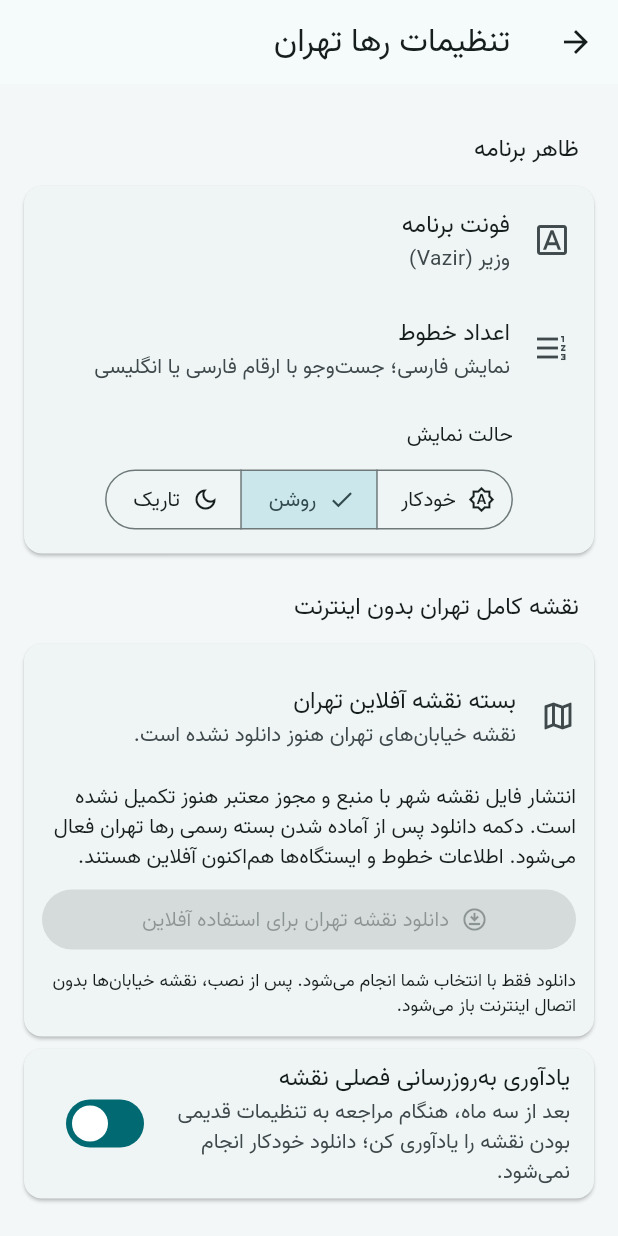
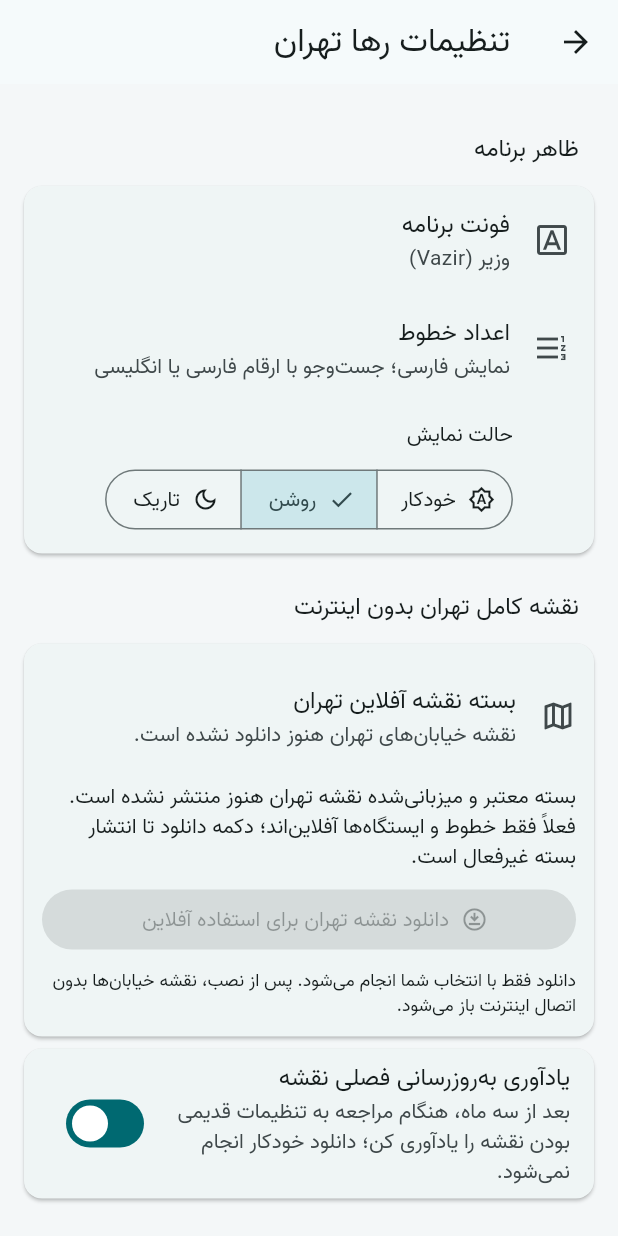
Before and after one commit to Hosseinronaghi/Tehran-Transit, a Flutter app: the RahaSettingsPage screen opened directly with empty values, on a phone screen of 412 x 824 dp. Run offline on Flutter 3.47's test engine with Material 3 defaults, Android fonts, the phone set to English and light mode, and no system bars; our stand-ins replace flutter_map, latlong2, shared_preferences, sqflite; missing offline and left inert: flutter_map_mbtiles; accounts and stored records are empty.

Commit message:
Add manual quarterly offline map catalog checks and avoid downloading unchanged versions

```diff
--- a/lib/raha_settings.dart
+++ b/lib/raha_settings.dart
@@ -165,16 +165,41 @@ class _RahaSettingsPageState extends State<RahaSettingsPage> {
                         'در صورت انتشار بسته جدید، آن را بررسی کنید.',
                       ),
                     ),
-                  if (!offline.downloadable)
+                  if (!offline.canCheck)
                     const Padding(
                       padding: EdgeInsets.symmetric(vertical: 8),
                       child: Text(
-                        'انتشار فایل نقشه شهر با منبع و مجوز معتبر هنوز '
-                        'تکمیل نشده است. دکمه دانلود پس از آماده شدن '
-                        'بسته رسمی رها تهران فعال می‌شود. '
-                        'اطلاعات خطوط و ایستگاه‌ها هم‌اکنون آفلاین هستند.',
+                        'بسته معتبر و میزبانی‌شده نقشه تهران هنوز '
+                        'منتشر نشده است. فعلاً فقط خطوط و ایستگاه‌ها '
+                        'آفلاین‌اند؛ دکمه دانلود تا انتشار بسته غیرفعال است.',
                       ),
                     ),
+                  if (offline.canCheck && !offline.downloadable)
+                    const Padding(
+                      padding: EdgeInsets.symmetric(vertical: 8),
+                      child: Text(
+                        'ابتدا انتشار بسته جدید نقشه را بررسی کنید. '
+                        'دانلود خودکار نخواهد بود.',
+                      ),
+                    ),
+                  if (offline.canCheck)
+                    OutlinedButton.icon(
+                      onPressed: offline.checking || offline.busy
+                          ? null
+                          : () => offline.checkForUpdates(),
+                      icon: const Icon(Icons.sync),
+                      label: Text(offline.checking
+                          ? 'در حال بررسی نسخه…'
+                          : 'بررسی نسخه جدید نقشه'),
+                    ),
+                  if (offline.availableRelease != null)
+                    Text('نسخه منتشرشده: ' +
+                        persianDigits(offline.availableRelease!.edition) +
+                        (offline.updateAvailable
+                            ? ' · قابل به‌روزرسانی'
+                            : offline.installed
+                                ? ' · نصب‌شده'
+                                : ' · آماده دانلود')),
                   if (offline.busy) ...[
                     LinearProgressIndicator(value: offline.progress),
                     const SizedBox(height: 8),
@@ -191,7 +216,8 @@ class _RahaSettingsPageState extends State<RahaSettingsPage> {
                     ),
                   ] else ...[
                     FilledButton.icon(
-                      onPressed: offline.downloadable
+                      onPressed: offline.downloadable &&
+                              (!offline.installed || offline.updateAvailable)
                           ? () => offline.download()
                           : null,
                       icon: const Icon(Icons.download_for_offline_outlined),
```
